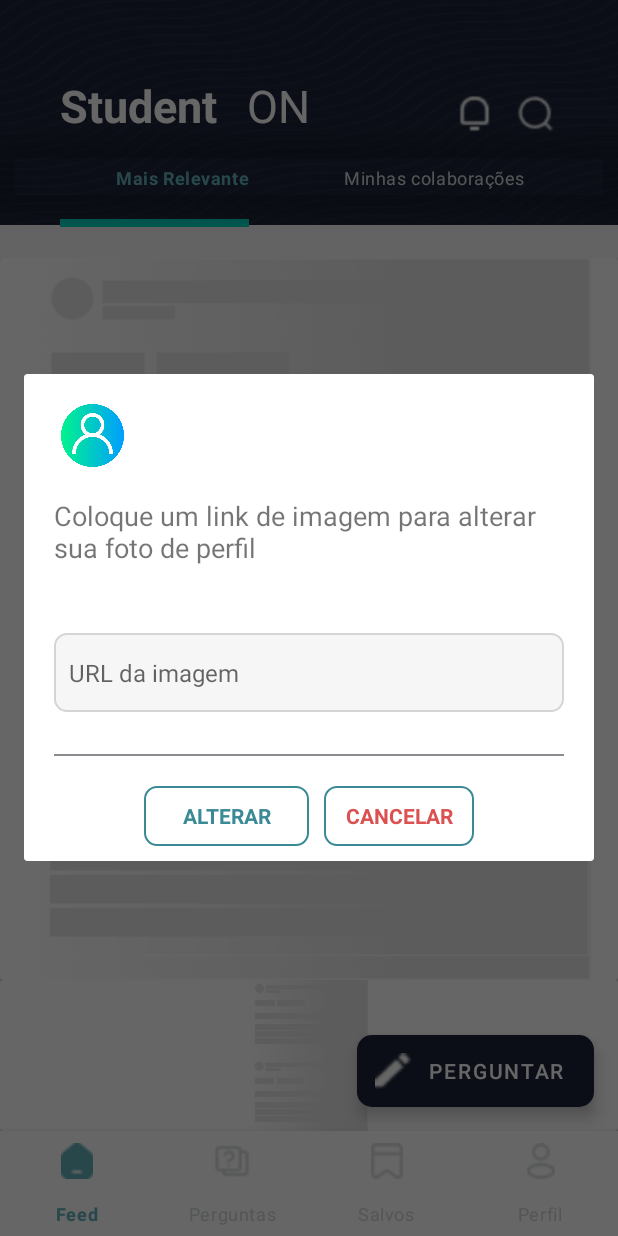
After one commit to kennedyf2k/forum-sptech-android-client, an Android app: the fragment DialogAlterarFotoFragment placed in its activity, on a phone screen of 412 x 824 dp. The commit adds this screen. Run offline under Robolectric (Android 15) with nearby library versions, the phone set to English and light mode, and no system bars; our stand-ins replace Shimmer; pictures from the network do not load.

Commit message:
Alterando a foto de perfil do usuário e exclusão do item salvo

```diff
--- /dev/null
+++ b/app/src/main/java/br/com/studenton/fragments/DialogAlterarFotoFragment.kt
@@ -0,0 +1,85 @@
+package br.com.studenton.fragments
+
+import android.app.AlertDialog
+import android.os.Bundle
+import android.util.Log
+import android.view.LayoutInflater
+import android.view.View
+import android.view.ViewGroup
+import androidx.fragment.app.DialogFragment
+import br.com.studenton.R
+import br.com.studenton.databinding.FragmentDialogAlterarFotoBinding
+import br.com.studenton.repository.Rest
+import br.com.studenton.services.UsuarioService
+import retrofit2.Call
+import retrofit2.Callback
+import retrofit2.Response
+
+class DialogAlterarFotoFragment : DialogFragment() {
+
+    private lateinit var binding: FragmentDialogAlterarFotoBinding
+
+    override fun onCreateView(
+        inflater: LayoutInflater,
+        container: ViewGroup?,
+        savedInstanceState: Bundle?
+    ): View? {
+        binding = FragmentDialogAlterarFotoBinding.inflate(inflater)
+        return binding.root
+    }
+
+    override fun onViewCreated(view: View, savedInstanceState: Bundle?) {
+        super.onViewCreated(view, savedInstanceState)
+
+        binding.btnCancelar.setOnClickListener {
+            dismiss()
+        }
+
+        binding.btnAlterar.setOnClickListener {
+
+            val id = arguments?.getInt("id")
+            val trocarPerfilRequest = binding.etAlterarFoto.text.toString()
+
+            Log.i("TrocarFotoPerfilRequestID", id.toString())
+            Log.i("TrocarFotoPerfilRequest", trocarPerfilRequest)
+
+            trocarFotoPerfil(id!!, trocarPerfilRequest)
+
+        }
+    }
+
+    private fun trocarFotoPerfil(id: Int, urlFoto: String){
+
+        Rest.getInstance<UsuarioService>().trocarFotoPerfil(id, urlFoto).enqueue(
+            object: Callback<Unit>{
+                override fun onResponse(call: Call<Unit>, response: Response<Unit>) {
+
+                    if(response.isSuccessful){
+
+                        val alerta = AlertDialog.Builder(context!!);
+
+                        alerta.setTitle(R.string.alterar_foto_alerta_title)
+
+                        alerta.setMessage(R.string.alterar_senha_alerta_text)
+
+                        alerta.create().show()
+
+                    } else {
+
+                        binding.tvMsgErroTroca.setText((response.errorBody().toString()))
+                        Log.i("Ocorreu outro erro", response.errorBody().toString())
+                    }
+
+                    Log.i("Teste foto perfil", response.toString())
+                }
+
+                override fun onFailure(call: Call<Unit>, t: Throwable) {
+                    binding.tvMsgErroTroca.setText("Aconteceu um erro inesperado, tente novamente mais tarde")
+                    Log.i("Erro da troca de imagem: ", t.stackTraceToString())
+                }
+            })
+    }
+
+
+
+}
--- a/app/src/main/java/br/com/studenton/services/SalvarService.kt
+++ b/app/src/main/java/br/com/studenton/services/SalvarService.kt
@@ -2,6 +2,7 @@ package br.com.studenton.services
 
 import br.com.studenton.domain.Publicacao
 import retrofit2.Call
+import retrofit2.http.DELETE
 import retrofit2.http.GET
 import retrofit2.http.POST
 import retrofit2.http.Query
@@ -13,4 +14,7 @@ interface SalvarService {
 
     @GET("favoritos/filtro-favoritos")
     fun getFavoritosByUsuario(@Query("idUsuario") idUsuario: Int): Call<MutableList<Publicacao>>
+
+    @DELETE("favoritos")
+    fun deletarFavorito(@Query("idUsuario") idUsuario: Int, @Query("idPublicacao") idPublicacao: Int): Call<Boolean>
 }
--- a/app/src/main/java/br/com/studenton/services/UsuarioService.kt
+++ b/app/src/main/java/br/com/studenton/services/UsuarioService.kt
@@ -1,7 +1,6 @@
 package br.com.studenton.services
 
 import br.com.studenton.domain.Login
-import br.com.studenton.domain.Publicacao
 import br.com.studenton.domain.request.TrocarSenhaRequest
 import retrofit2.Call
 import retrofit2.http.*
@@ -14,4 +13,7 @@ interface UsuarioService {
     @GET("/usuarios")
     fun getAllUsuarios(): Call<MutableList<Login>>
 
+    @PATCH("usuarios/mudar-perfil")
+    fun trocarFotoPerfil(@Query("id") id: Int, @Query("perfil") trocarPerfilRequest: String): Call<Unit>
+
 }
--- a/app/src/main/res/layout/fragment_configurar_perfil.xml
+++ b/app/src/main/res/layout/fragment_configurar_perfil.xml
@@ -38,6 +38,7 @@
                 android:src="@drawable/profile"/>
 
             <TextView
+                android:id="@+id/btn_alterar_foto"
                 android:layout_width="wrap_content"
                 android:layout_height="wrap_content"
                 android:background="@drawable/btn_editprofile"
--- /dev/null
+++ b/app/src/main/res/layout/fragment_dialog_alterar_foto.xml
@@ -0,0 +1,101 @@
+<?xml version="1.0" encoding="utf-8"?>
+<LinearLayout xmlns:android="http://schemas.android.com/apk/res/android"
+    xmlns:tools="http://schemas.android.com/tools"
+    android:orientation="vertical"
+    android:layout_width="match_parent"
+    android:layout_height="328dp"
+    android:layout_gravity="center">
+
+    <ImageView
+        android:layout_width="51dp"
+        android:layout_height="42dp"
+        android:layout_margin="20dp"
+        android:src="@drawable/perfil" />
+
+    <TextView
+        android:layout_width="wrap_content"
+        android:layout_height="wrap_content"
+        android:text="@string/fragment_dialog_alterar_foto_title"
+        android:textSize="18sp"
+        android:layout_marginStart="20dp"
+        android:layout_marginEnd="18dp"/>
+
+    <TextView
+        android:id="@+id/tv_msg_erro_troca"
+        android:layout_width="wrap_content"
+        android:layout_height="wrap_content"
+        tools:text = "Ocorreu um erro!"
+        android:textSize="18sp"
+        android:textColor="@color/vermelho"
+        android:layout_gravity="center"/>
+
+
+    <EditText
+        android:id="@+id/et_alterar_foto"
+        android:layout_width="match_parent"
+        android:layout_height="wrap_content"
+        android:paddingHorizontal="10dp"
+        android:paddingVertical="15dp"
+        android:background="@drawable/borda_arredondada"
+        android:layout_margin="20dp"
+        android:hint="@string/fragment_dialog_alterar_hint"
+        android:textSize="16sp"/>
+
+    <TextView
+        android:layout_width="match_parent"
+        android:layout_height="1dp"
+        android:background="@color/lightGray"
+        android:layout_marginTop="8dp"
+        android:layout_marginStart="20dp"
+        android:layout_marginEnd="20dp"
+
+        />
+
+    <LinearLayout
+        android:layout_width="wrap_content"
+        android:layout_height="wrap_content"
+        android:orientation="horizontal"
+        android:layout_gravity="center"
+        android:layout_marginBottom="10dp">
+
+        <TextView
+
+            android:id="@+id/btn_alterar"
+            android:layout_width="110dp"
+            android:layout_height="40dp"
+            android:outlineProvider="none"
+
+            android:background="@drawable/fragment_dialog_sair_btn_cancelar"
+
+            android:text="@string/fragment_dialog_btn_alterar_foto"
+            android:textColor="@color/azul_btn"
+            android:textStyle="bold"
+            android:textAlignment="center"
+
+            android:layout_marginTop="20dp"
+            android:layout_marginStart="10dp"
+            android:layout_marginEnd="10dp"
+            android:paddingTop="10dp"
+
+
+            />
+
+        <TextView
+            android:id="@+id/btn_cancelar"
+            android:layout_width="100dp"
+            android:layout_height="40dp"
+            android:layout_marginTop="20dp"
+            android:layout_marginEnd="10dp"
+
+            android:background="@drawable/fragment_dialog_sair_btn_cancelar"
+
+            android:text="@string/fragment_dialog_btn_cancelar_alterar_foto"
+            android:textColor="@color/vermelho"
+            android:paddingTop="10dp"
+            android:textAlignment="center"
+            android:textStyle="bold"
+            />
+
+    </LinearLayout>
+
+</LinearLayout>
--- a/app/src/main/res/values/strings.xml
+++ b/app/src/main/res/values/strings.xml
@@ -116,6 +116,14 @@
     <string name="fragment_dialog_sair_btn_cancelar">CANCELAR</string>
     <string name="fragment_dialog_sair_title">Tem certeza que deseja Sair?</string>
 
+    <!-- FRAGMENT DIALOG ALTERAR FOTO DE PERFIL -->
+    <string name="fragment_dialog_alterar_foto_title">Coloque um link de imagem para alterar sua foto de perfil</string>
+    <string name="fragment_dialog_btn_alterar_foto">ALTERAR</string>
+    <string name="fragment_dialog_btn_cancelar_alterar_foto">CANCELAR</string>
+    <string name="alterar_foto_alerta_title">Foto de perfil alterada!</string>
+    <string name="alterar_foto_alerta_text">A sua foto de perfil foi alterada com sucesso.</string>
+    <string name="fragment_dialog_alterar_hint">URL da imagem</string>
+
     <!--  Comentario BottomSheet  -->
     <string name="comentarios_bottomsheet_btn_comentar">Comentar</string>
     <string name="comentarios_bottomsheet_title_comentarios">Comentarios</string>
@@ -126,6 +134,10 @@
     <string name="fragment_criar_publicacao_sucesso">Pergunta realizada com sucesso!</string>
     <string name="fragment_criar_publicacao_length_titulo">Insira pelo menso 5 caracteres</string>
     <string name="fragment_criar_publicacao_length_texto">Insira pelo menso 10 caracteres</string>
-    <!-- TODO: Remove or change this placeholder text -->
-    <string name="hello_blank_fragment">Hello blank fragment</string>
+
+    <!-- Status Salvo -->
+    <string name="deletar_salvo_title">Publicação salva apagada</string>
+    <string name="deletar_salvo_text">Publicação salva foi apagada com sucesso da sua lista!</string>
+
+
 </resources>
```
Also changed, not shown: app/src/main/java/br/com/studenton/adapter/AdapterSalvoResponse.kt (+12 -0 lines), app/src/main/java/br/com/studenton/fragments/ConfigurarPerfilFragment.kt (+10 -0 lines), app/src/main/java/br/com/studenton/fragments/SalvosFragment.kt (+43 -6 lines), app/src/main/res/drawable/perfil.png (added), 1 other file.
